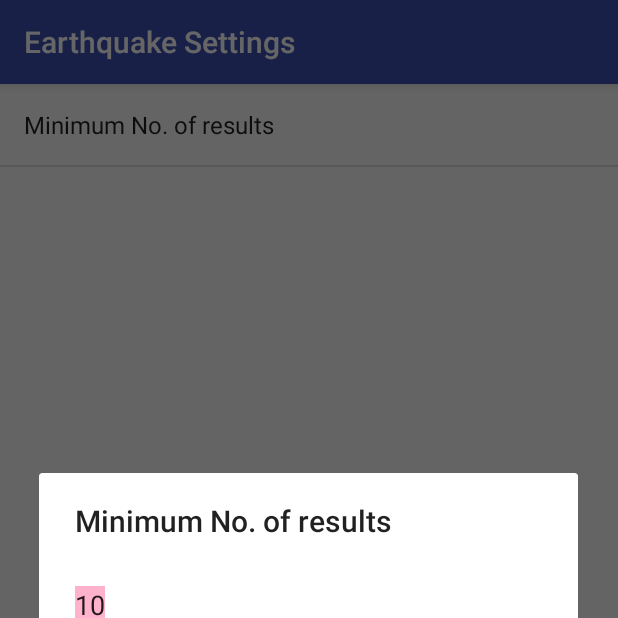
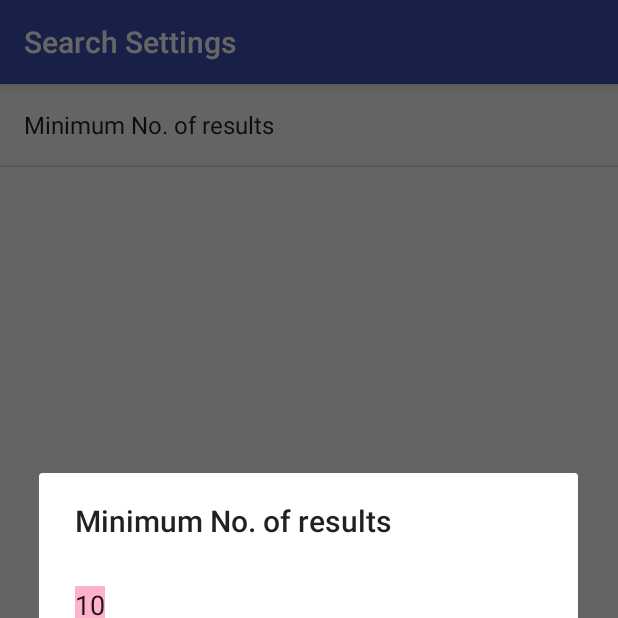
Before and after one commit to davidfabian/BookSearch, an Android app: the SettingsActivity screen opened directly, with no data from a screen before it, after a tap on "Minimum No. of results", on a phone screen of 412 x 824 dp, the top half of it. Run offline under Robolectric (Android 15) with nearby library versions, the phone set to English and light mode, and no system bars.

Commit message:
onpreferencechangelistener added

```diff
--- a/app/src/main/java/com/example/d/booksearch/SettingsActivity.java
+++ b/app/src/main/java/com/example/d/booksearch/SettingsActivity.java
@@ -6,6 +6,7 @@ package com.example.d.booksearch;
  */
 
 import android.os.Bundle;
+import android.preference.Preference;
 import android.preference.PreferenceFragment;
 import android.support.annotation.Nullable;
 import android.support.v7.app.AppCompatActivity;
@@ -20,11 +21,18 @@ public class SettingsActivity extends AppCompatActivity {
         setContentView(R.layout.settings_activity);
     }
 
-    public static class VolumePreferenceFragment extends PreferenceFragment {
+    public static class VolumePreferenceFragment extends PreferenceFragment implements Preference.OnPreferenceChangeListener {
         @Override
         public void onCreate(@Nullable Bundle savedInstanceState) {
             super.onCreate(savedInstanceState);
             addPreferencesFromResource(R.xml.settings_main);
         }
+
+        @Override
+        public boolean onPreferenceChange(Preference preference, Object value) {
+            String stringvalue = value.toString();
+            preference.setSummary(stringvalue);
+            return true;
+        }
     }
 }
--- a/app/src/main/res/values/strings.xml
+++ b/app/src/main/res/values/strings.xml
@@ -11,8 +11,8 @@
     <!-- Settings Menu Item [CHAR LIMIT=NONE] -->
     <string name="settings_menu_item">Settings</string>
     <!-- Settings Activity Title [CHAR LIMIT=NONE] -->
-    <string name="settings_title">Earthquake Settings</string>
-    <string name="settings_min_results_label">Minimum No. of results</string>
-    <string name="settings_min_results_key" translatable="false">min_results</string>
-    <string name="settings_min_results_default" translatable="false">10</string>
+    <string name="settings_title">Search Settings</string>
+    <string name="settings_max_results_label">Minimum No. of results</string>
+    <string name="settings_max_results_key" translatable="false">min_results</string>
+    <string name="settings_max_results_default" translatable="false">10</string>
 </resources>
--- a/app/src/main/res/xml/settings_main.xml
+++ b/app/src/main/res/xml/settings_main.xml
@@ -2,9 +2,9 @@
 <PreferenceScreen xmlns:android="http://schemas.android.com/apk/res/android"
     android:title="@string/settings_title">
     <EditTextPreference
-        android:defaultValue="@string/settings_min_results_default"
+        android:defaultValue="@string/settings_max_results_default"
         android:inputType="numberDecimal"
-        android:key="@string/settings_min_results_key"
+        android:key="@string/settings_max_results_key"
         android:selectAllOnFocus="true"
-        android:title="@string/settings_min_results_label" />
+        android:title="@string/settings_max_results_label" />
 </PreferenceScreen>
```
Also changed, not shown: app/src/main/java/com/example/d/booksearch/MainActivity.java (+15 -2 lines).
